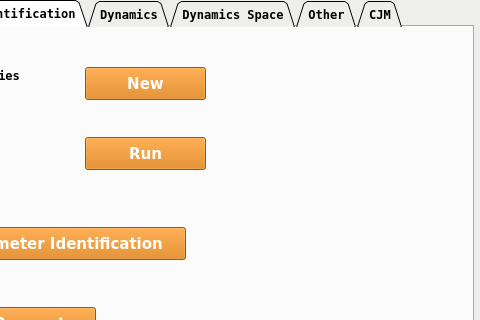
Before: the Qt Designer form interface_control/scripts/main.ui in SamKaiYang/Optimization-of-robotic-arm-design, drawn with Qt 5; both pictures show x 207 to 687 and y 0 to 320 of the 687 by 548 pixel window.
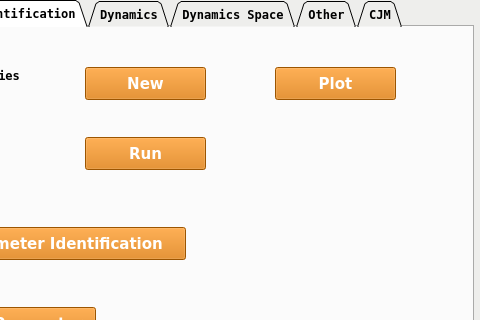
After: the same form once the commit is applied. The open tabs and pages were chosen to show the change. Icons and pictures are not drawn. Custom widgets are drawn as their Qt base class.

```diff
--- a/interface_control/scripts/main.ui
+++ b/interface_control/scripts/main.ui
@@ -1492,6 +1492,202 @@
        <string>New</string>
       </property>
      </widget>
+     <widget class="QPushButton" name="btn_traj_torque_plot">
+      <property name="geometry">
+       <rect>
+        <x>480</x>
+        <y>40</y>
+        <width>121</width>
+        <height>33</height>
+       </rect>
+      </property>
+      <property name="palette">
+       <palette>
+        <active>
+         <colorrole role="WindowText">
+          <brush brushstyle="SolidPattern">
+           <color alpha="255">
+            <red>255</red>
+            <green>255</green>
+            <blue>255</blue>
+           </color>
+          </brush>
+         </colorrole>
+         <colorrole role="Button">
+          <brush brushstyle="SolidPattern">
+           <color alpha="255">
+            <red>218</red>
+            <green>119</green>
+            <blue>0</blue>
+           </color>
+          </brush>
+         </colorrole>
+         <colorrole role="Text">
+          <brush brushstyle="SolidPattern">
+           <color alpha="255">
+            <red>255</red>
+            <green>255</green>
+            <blue>255</blue>
+           </color>
+          </brush>
+         </colorrole>
+         <colorrole role="ButtonText">
+          <brush brushstyle="SolidPattern">
+           <color alpha="255">
+            <red>255</red>
+            <green>255</green>
+            <blue>255</blue>
+           </color>
+          </brush>
+         </colorrole>
+         <colorrole role="Base">
+          <brush brushstyle="SolidPattern">
+           <color alpha="255">
+            <red>218</red>
+            <green>119</green>
+            <blue>0</blue>
+           </color>
+          </brush>
+         </colorrole>
+         <colorrole role="Window">
+          <brush brushstyle="SolidPattern">
+           <color alpha="255">
+            <red>218</red>
+            <green>119</green>
+            <blue>0</blue>
+           </color>
+          </brush>
+         </colorrole>
+        </active>
+        <inactive>
+         <colorrole role="WindowText">
+          <brush brushstyle="SolidPattern">
+           <color alpha="255">
+            <red>255</red>
+            <green>255</green>
+            <blue>255</blue>
+           </color>
+          </brush>
+         </colorrole>
+         <colorrole role="Button">
+          <brush brushstyle="SolidPattern">
+           <color alpha="255">
+            <red>218</red>
+            <green>119</green>
+            <blue>0</blue>
+           </color>
+          </brush>
+         </colorrole>
+         <colorrole role="Text">
+          <brush brushstyle="SolidPattern">
+           <color alpha="255">
+            <red>255</red>
+            <green>255</green>
+            <blue>255</blue>
+           </color>
+          </brush>
+         </colorrole>
+         <colorrole role="ButtonText">
+          <brush brushstyle="SolidPattern">
+           <color alpha="255">
+            <red>255</red>
+            <green>255</green>
+            <blue>255</blue>
+           </color>
+          </brush>
+         </colorrole>
+         <colorrole role="Base">
+          <brush brushstyle="SolidPattern">
+           <color alpha="255">
+            <red>218</red>
+            <green>119</green>
+            <blue>0</blue>
+           </color>
+          </brush>
+         </colorrole>
+         <colorrole role="Window">
+          <brush brushstyle="SolidPattern">
+           <color alpha="255">
+            <red>218</red>
+            <green>119</green>
+            <blue>0</blue>
+           </color>
+          </brush>
+         </colorrole>
+        </inactive>
+        <disabled>
+         <colorrole role="WindowText">
+          <brush brushstyle="SolidPattern">
+           <color alpha="255">
+            <red>255</red>
+            <green>255</green>
+            <blue>255</blue>
+           </color>
+          </brush>
+         </colorrole>
+         <colorrole role="Button">
+          <brush brushstyle="SolidPattern">
+           <color alpha="255">
+            <red>218</red>
+            <green>119</green>
+            <blue>0</blue>
+           </color>
+          </brush>
+         </colorrole>
+         <colorrole role="Text">
+          <brush brushstyle="SolidPattern">
+           <color alpha="255">
+            <red>255</red>
+            <green>255</green>
+            <blue>255</blue>
+           </color>
+          </brush>
+         </colorrole>
+         <colorrole role="ButtonText">
+          <brush brushstyle="SolidPattern">
+           <color alpha="255">
+            <red>255</red>
+            <green>255</green>
+            <blue>255</blue>
+           </color>
+          </brush>
+         </colorrole>
+         <colorrole role="Base">
+          <brush brushstyle="SolidPattern">
+           <color alpha="255">
+            <red>218</red>
+            <green>119</green>
+            <blue>0</blue>
+           </color>
+          </brush>
+         </colorrole>
+         <colorrole role="Window">
+          <brush brushstyle="SolidPattern">
+           <color alpha="255">
+            <red>218</red>
+            <green>119</green>
+            <blue>0</blue>
+           </color>
+          </brush>
+         </colorrole>
+        </disabled>
+       </palette>
+      </property>
+      <property name="font">
+       <font>
+        <family>Bitstream Vera Sans</family>
+        <pointsize>11</pointsize>
+        <weight>75</weight>
+        <bold>true</bold>
+       </font>
+      </property>
+      <property name="styleSheet">
+       <string notr="true">background-color:#da7700;color:white;border-color: black;</string>
+      </property>
+      <property name="text">
+       <string>Plot</string>
+      </property>
+     </widget>
     </widget>
     <widget class="QWidget" name="tab_mission">
      <attribute name="title">
```
